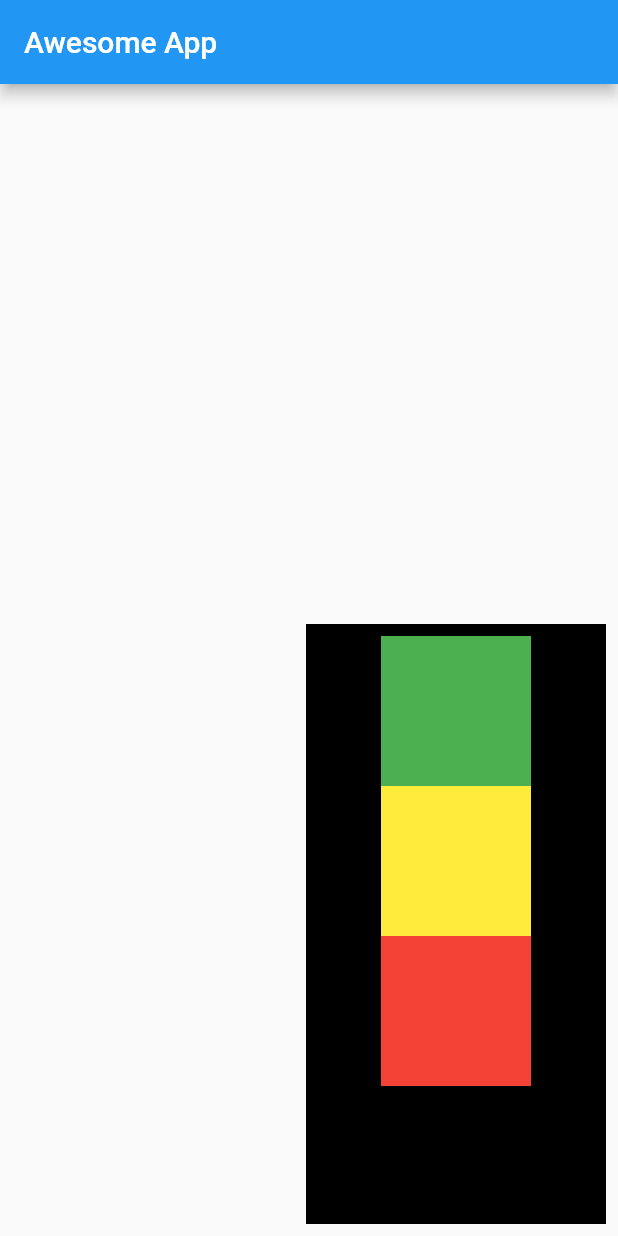
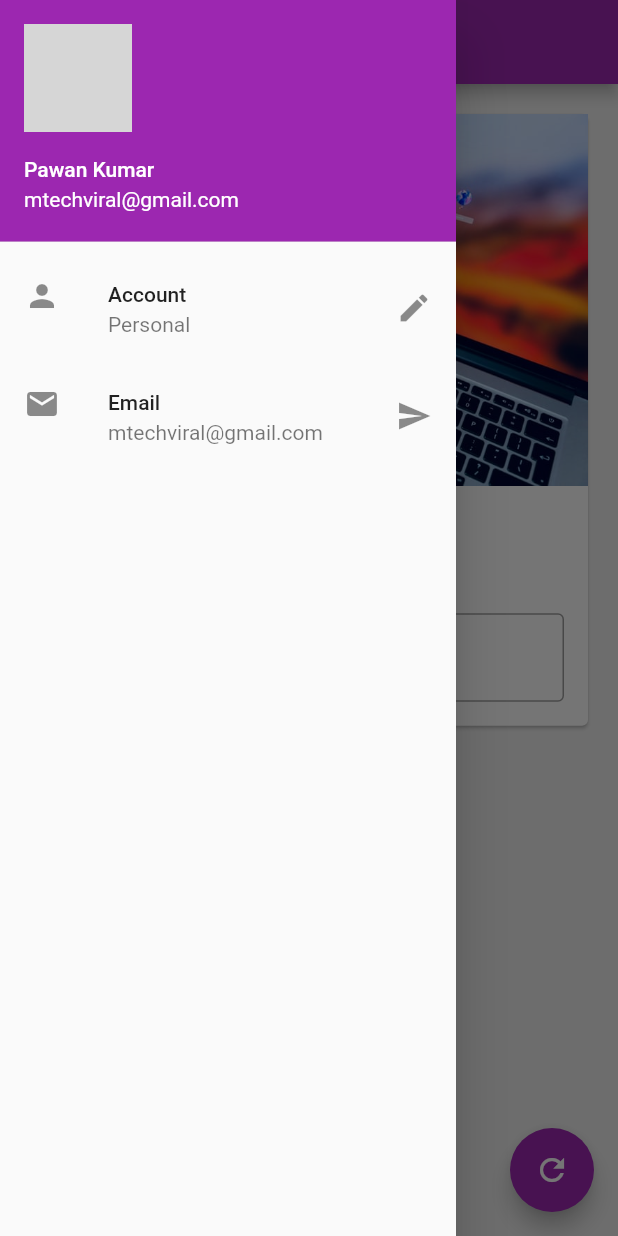
Before and after one commit to iampawan/FlutterEssentialHindi, a Flutter app: the screen it shows after launch, with the side drawer open (before the commit the screen has no drawer), on a phone screen of 412 x 824 dp. Run offline on Flutter 3.47's test engine with Material 2 defaults, Android fonts, the light colour scheme and no system bars; network calls fail; grey boxes are pictures that could not be loaded.

Commit message:
Ch3 completed

```diff
--- /dev/null
+++ b/lib/bg_image.dart
@@ -0,0 +1,11 @@
+import 'package:flutter/material.dart';
+
+class BgImage extends StatelessWidget {
+  @override
+  Widget build(BuildContext context) {
+    return Image.asset(
+      "assets/bg.jpeg",
+      fit: BoxFit.cover,
+    );
+  }
+}
--- /dev/null
+++ b/lib/change_name_card.dart
@@ -0,0 +1,46 @@
+import 'package:flutter/material.dart';
+
+import 'bg_image.dart';
+
+class ChangeNameCard extends StatelessWidget {
+  const ChangeNameCard({
+    Key key,
+    @required this.myText,
+    @required TextEditingController nameController,
+  })  : _nameController = nameController,
+        super(key: key);
+
+  final String myText;
+  final TextEditingController _nameController;
+
+  @override
+  Widget build(BuildContext context) {
+    return Column(
+      children: <Widget>[
+        BgImage(),
+        SizedBox(
+          height: 20,
+        ),
+        Text(
+          myText,
+          style: TextStyle(fontSize: 25, fontWeight: FontWeight.bold),
+        ),
+        SizedBox(
+          height: 20,
+        ),
+        Padding(
+          padding: const EdgeInsets.all(16.0),
+          child: TextField(
+            controller: _nameController,
+            keyboardType: TextInputType.text,
+            decoration: InputDecoration(
+              border: OutlineInputBorder(),
+              hintText: "Enter something here",
+              labelText: "Name",
+            ),
+          ),
+        )
+      ],
+    );
+  }
+}
--- /dev/null
+++ b/lib/drawer.dart
@@ -0,0 +1,34 @@
+import 'package:flutter/material.dart';
+
+class MyDrawer extends StatelessWidget {
+  @override
+  Widget build(BuildContext context) {
+    return Drawer(
+      child: ListView(
+        padding: EdgeInsets.zero,
+        children: <Widget>[
+          UserAccountsDrawerHeader(
+            accountName: Text("Pawan Kumar"),
+            accountEmail: Text("mtechviral@gmail.com"),
+            currentAccountPicture: CircleAvatar(
+              backgroundImage: NetworkImage(
+                  "https://images.unsplash.com/photo-1570295999919-56ceb5ecca61?ixlib=rb-1.2.1&ixid=eyJhcHBfaWQiOjEyMDd9&auto=format&fit=crop&w=800&q=60"),
+            ),
+          ),
+          ListTile(
+            leading: Icon(Icons.person),
+            title: Text("Account"),
+            subtitle: Text("Personal"),
+            trailing: Icon(Icons.edit),
+          ),
+          ListTile(
+            leading: Icon(Icons.email),
+            title: Text("Email"),
+            subtitle: Text("mtechviral@gmail.com"),
+            trailing: Icon(Icons.send),
+          )
+        ],
+      ),
+    );
+  }
+}
--- a/lib/main.dart
+++ b/lib/main.dart
@@ -1,57 +1,14 @@
+import 'package:awesomeapp/pages/home_page.dart';
 import 'package:flutter/material.dart';
 
 void main() {
-  runApp(MaterialApp(
-    title: "Awesome App",
-    home: HomePage(),
-  ));
+  runApp(
+    MaterialApp(
+      title: "Awesome App",
+      home: HomePage(),
+      theme: ThemeData(
+        primarySwatch: Colors.purple,
+      ),
+    ),
+  );
 }
-
-class HomePage extends StatelessWidget {
-  @override
-  Widget build(BuildContext context) {
-    return Scaffold(
-      appBar: AppBar(
-        title: Text("Awesome App"),
-      ),
-      body: Padding(
-        padding: const EdgeInsets.all(8.0),
-        child: Align(
-          alignment: Alignment.bottomRight,
-          child: Container(
-            color: Colors.black,
-            width: 200,
-            height: 400,
-            child: Padding(
-              padding: const EdgeInsets.all(8.0),
-              child: Column(
-                mainAxisAlignment: MainAxisAlignment.start,
-                crossAxisAlignment: CrossAxisAlignment.center,
-                children: <Widget>[
-                  Container(
-                    padding: const EdgeInsets.all(8),
-                    width: 100,
-                    height: 100,
-                    color: Colors.green,
-                  ),
-                  Container(
-                    padding: const EdgeInsets.all(8),
-                    width: 100,
-                    height: 100,
-                    color: Colors.yellow,
-                  ),
-                  Container(
-                    padding: const EdgeInsets.all(8),
-                    width: 100,
-                    height: 100,
-                    color: Colors.red,
-                  )
-                ],
-              ),
-            ),
-          ),
-        ),
-      ),
-    );
-  }
-}
--- /dev/null
+++ b/lib/pages/home_page.dart
@@ -0,0 +1,45 @@
+import 'package:awesomeapp/change_name_card.dart';
+import 'package:awesomeapp/drawer.dart';
+import 'package:flutter/material.dart';
+
+class HomePage extends StatefulWidget {
+  @override
+  _HomePageState createState() => _HomePageState();
+}
+
+class _HomePageState extends State<HomePage> {
+  TextEditingController _nameController = TextEditingController();
+  var myText = "Change Me";
+
+  @override
+  void initState() {
+    super.initState();
+  }
+
+  @override
+  Widget build(BuildContext context) {
+    return Scaffold(
+      backgroundColor: Colors.grey[200],
+      appBar: AppBar(
+        title: Text("Awesome App"),
+      ),
+      body: Padding(
+        padding: const EdgeInsets.all(16.0),
+        child: SingleChildScrollView(
+          child: Card(
+            child:
+                ChangeNameCard(myText: myText, nameController: _nameController),
+          ),
+        ),
+      ),
+      drawer: MyDrawer(),
+      floatingActionButton: FloatingActionButton(
+        onPressed: () {
+          myText = _nameController.text;
+          setState(() {});
+        },
+        child: Icon(Icons.refresh),
+      ),
+    );
+  }
+}
```
Also changed, not shown: pubspec.yaml (+2 -7 lines), assets/bg.jpeg (added).
